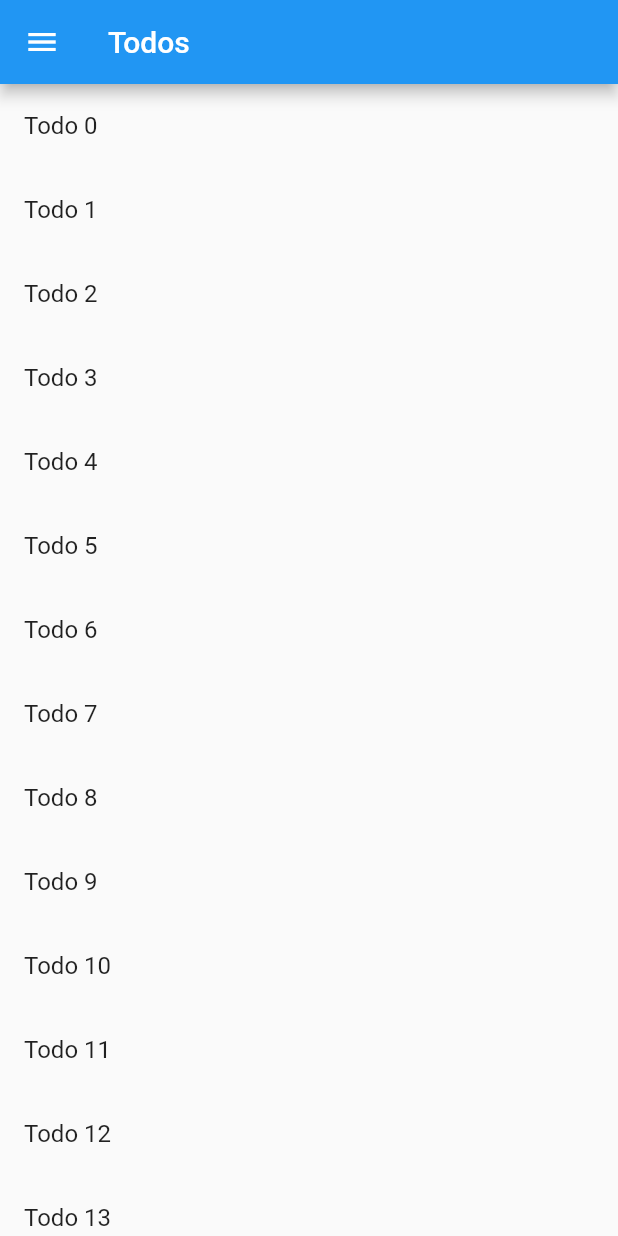
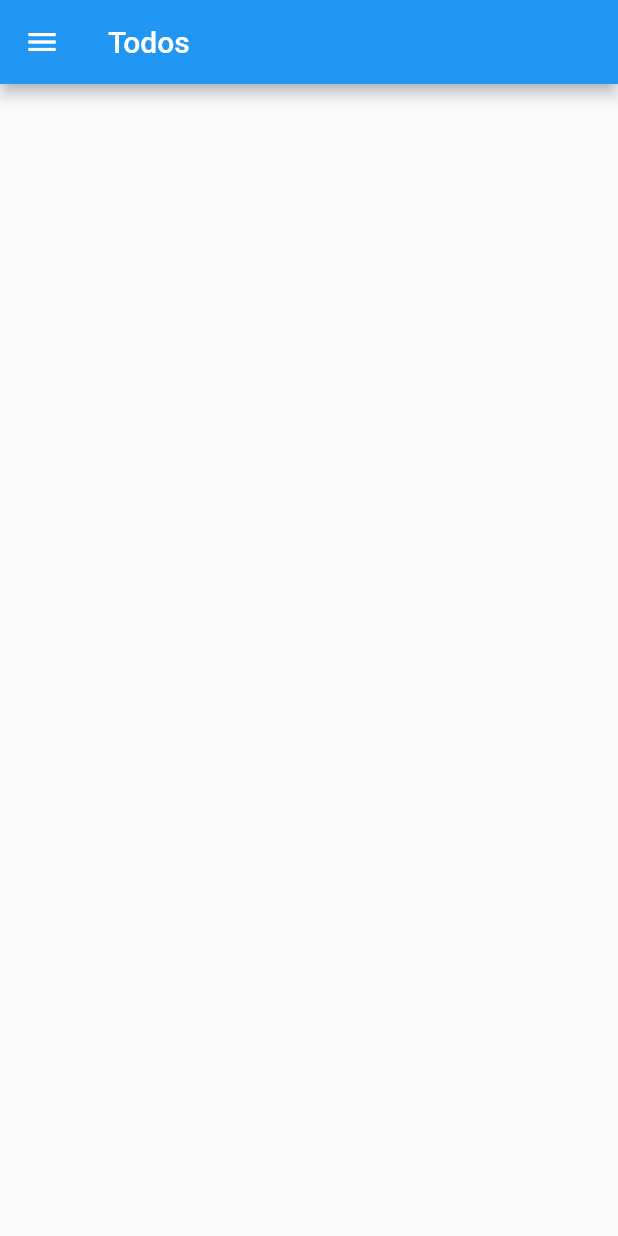
Before and after one commit to dduck123/Delta-53, a Flutter app: the screen it shows after launch, after a tap on "SIGN IN", on a phone screen of 412 x 824 dp. Run offline on Flutter 3.47's test engine with Material 2 defaults, Android fonts, the phone set to English and light mode, and no system bars.

Commit message:
update linking and removed todo

```diff
--- a/my_app/lib/login_page.dart
+++ b/my_app/lib/login_page.dart
@@ -128,7 +128,14 @@ class _LoginScreenState extends State<LoginScreen> {
       width: double.infinity,
       child: RaisedButton(
         elevation: 5.0,
-        onPressed: () => toDoMain(),
+        onPressed: () {
+          Navigator.push(
+            context,
+            MaterialPageRoute(builder: (context) => TodosScreen()),
+          );
+        },
+
+
         padding: EdgeInsets.all(15.0),
         shape: RoundedRectangleBorder(
           borderRadius: BorderRadius.circular(30.0),
--- a/my_app/lib/mainpage.dart
+++ b/my_app/lib/mainpage.dart
@@ -1,61 +1,19 @@
 import 'package:flutter/foundation.dart';
 import 'package:flutter/material.dart';
 import 'package:my_app/login_page.dart';
+import 'package:my_app/main.dart';
 
 
-class Todo {
-  final String title;
-  final String description;
-
-  const Todo(this.title, this.description);
-}
-
-void toDoMain() {
-  runApp(
-    MaterialApp(
-      title: 'Passing Data',
-      home: TodosScreen(
-        todos: List.generate(
-          20,
-              (i) => Todo(
-            'Todo $i',
-            'A description of what needs to be done for Todo $i',
-          ),
-        ),
-      ),
-    ),
-  );
-}
-
 class TodosScreen extends StatelessWidget {
-  const TodosScreen({Key? key, required this.todos}) : super(key: key);
-
-  final List<Todo> todos;
+  // const TodosScreen({Key? key, required this.todos}) : super(key: key);
+  //
+  // final List<Todo> todos;
 
   @override
   Widget build(BuildContext context) {
     return Scaffold(
       appBar: AppBar(
         title: const Text('Todos'),
-      ),
-      body: ListView.builder(
-        itemCount: todos.length,
-        itemBuilder: (context, index) {
-          return ListTile(
-            title: Text(todos[index].title),
-            // When a user taps the ListTile, navigate to the DetailScreen.
-            // Notice that you're not only creating a DetailScreen, you're
-            // also passing the current todo through to it.
-            onTap: () {
-              Navigator.push(
-                context,
-                MaterialPageRoute(
-                  builder: (context) => DetailScreen(todo: todos[index]),
-                ),
-              );
-            },
-          );
-        },
       ),
       drawer: Drawer(
         child: ListView(
@@ -165,25 +123,3 @@ class TodosScreen extends StatelessWidget {
     );
   }
 }
-
-class DetailScreen extends StatelessWidget {
-  // In the constructor, require a Todo.
-  const DetailScreen({Key? key, required this.todo}) : super(key: key);
-
-  // Declare a field that holds the Todo.
-  final Todo todo;
-
-  @override
-  Widget build(BuildContext context) {
-    // Use the Todo to create the UI.
-    return Scaffold(
-      appBar: AppBar(
-        title: Text(todo.title),
-      ),
-      body: Padding(
-        padding: const EdgeInsets.all(16.0),
-        child: Text(todo.description),
-      ),
-    );
-  }
-}
```
